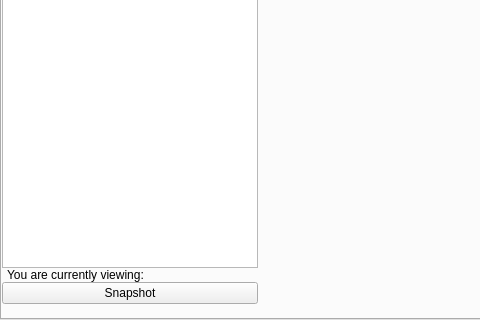
Qt form source/frontend/views/main_window.ui (GPUOpen-Tools/radeon_memory_visualizer) before a commit; both pictures show x 0 to 480 and y 319 to 639 of the 894 by 639 pixel window.
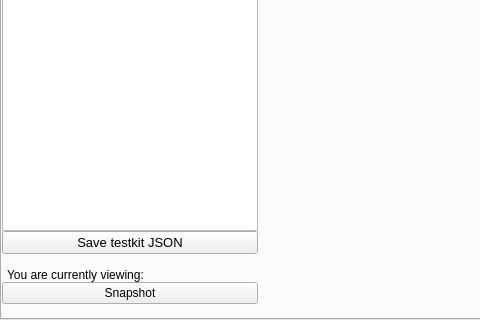
The same form after that commit. The open tabs and pages were chosen to show the change. Custom widgets are drawn as their Qt base class.

```diff
--- a/source/frontend/views/main_window.ui
+++ b/source/frontend/views/main_window.ui
@@ -229,6 +229,40 @@
                 </item>
                </widget>
               </item>
+              <item>
+               <widget class="ScaledPushButton" name="save_testkit_json_">
+                <property name="sizePolicy">
+                 <sizepolicy hsizetype="Minimum" vsizetype="Fixed">
+                  <horstretch>0</horstretch>
+                  <verstretch>0</verstretch>
+                 </sizepolicy>
+                </property>
+                <property name="font">
+                 <font>
+                  <pointsize>10</pointsize>
+                 </font>
+                </property>
+                <property name="text">
+                 <string>Save testkit JSON</string>
+                </property>
+               </widget>
+              </item>
+              <item>
+               <widget class="ScaledLabel" name="top_spacer_label_">
+                <property name="sizePolicy">
+                 <sizepolicy hsizetype="Minimum" vsizetype="Fixed">
+                  <horstretch>0</horstretch>
+                  <verstretch>0</verstretch>
+                 </sizepolicy>
+                </property>
+                <property name="text">
+                 <string></string>
+                </property>
+                <property name="indent">
+                 <number>5</number>
+                </property>
+               </widget>
+              </item>
               <item>
                <widget class="ScaledLabel" name="snapshot_label_">
                 <property name="sizePolicy">
```
